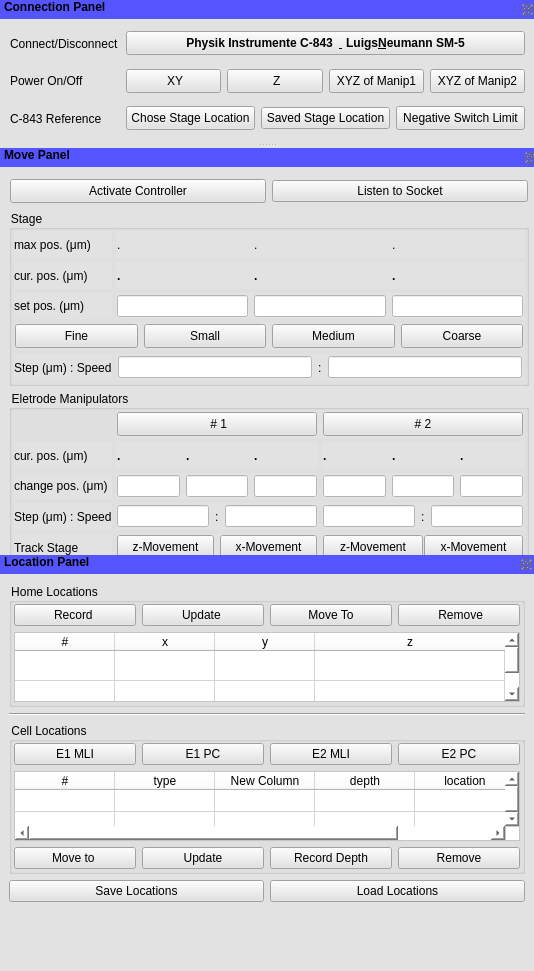
mgraupe/ManipulatorControl, file manipulatorTemplate.ui: the form before one commit.
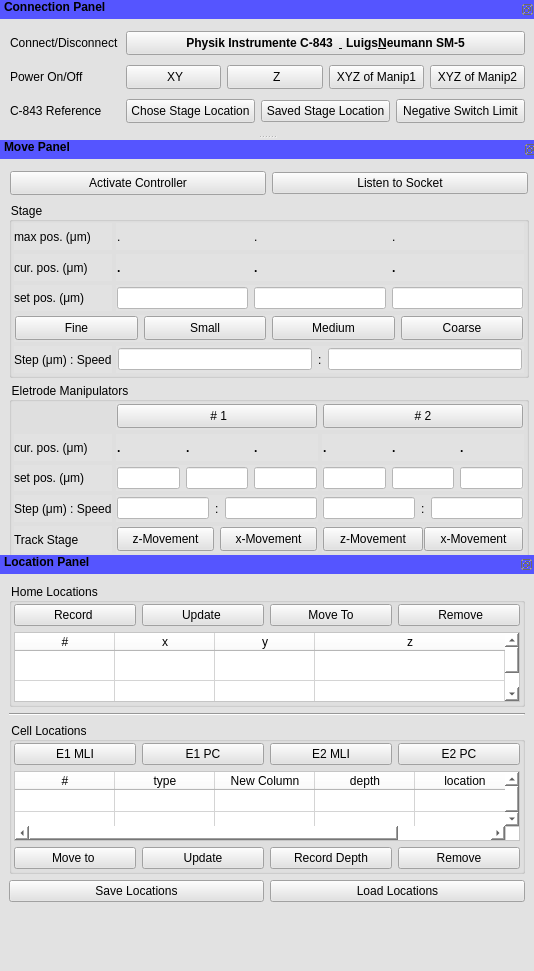
The form after the commit.

What changed in the file:
```diff
--- a/manipulatorTemplate.ui
+++ b/manipulatorTemplate.ui
@@ -42,7 +42,7 @@
    <property name="minimumSize">
     <size>
      <width>535</width>
-     <height>143</height>
+     <height>135</height>
     </size>
    </property>
    <property name="font">
@@ -68,6 +68,9 @@
    </attribute>
    <widget class="QWidget" name="dockWidgetContents">
     <layout class="QGridLayout" name="gridLayout_6">
+     <property name="spacing">
+      <number>4</number>
+     </property>
      <item row="5" column="0" colspan="2">
       <widget class="QWidget" name="horizontalWidget" native="true">
        <property name="minimumSize">
@@ -1114,7 +1117,7 @@
         <item row="3" column="0">
          <widget class="QLabel" name="label_23">
           <property name="text">
-           <string>change pos. (μm)</string>
+           <string>set pos. (μm)</string>
           </property>
          </widget>
         </item>
```
